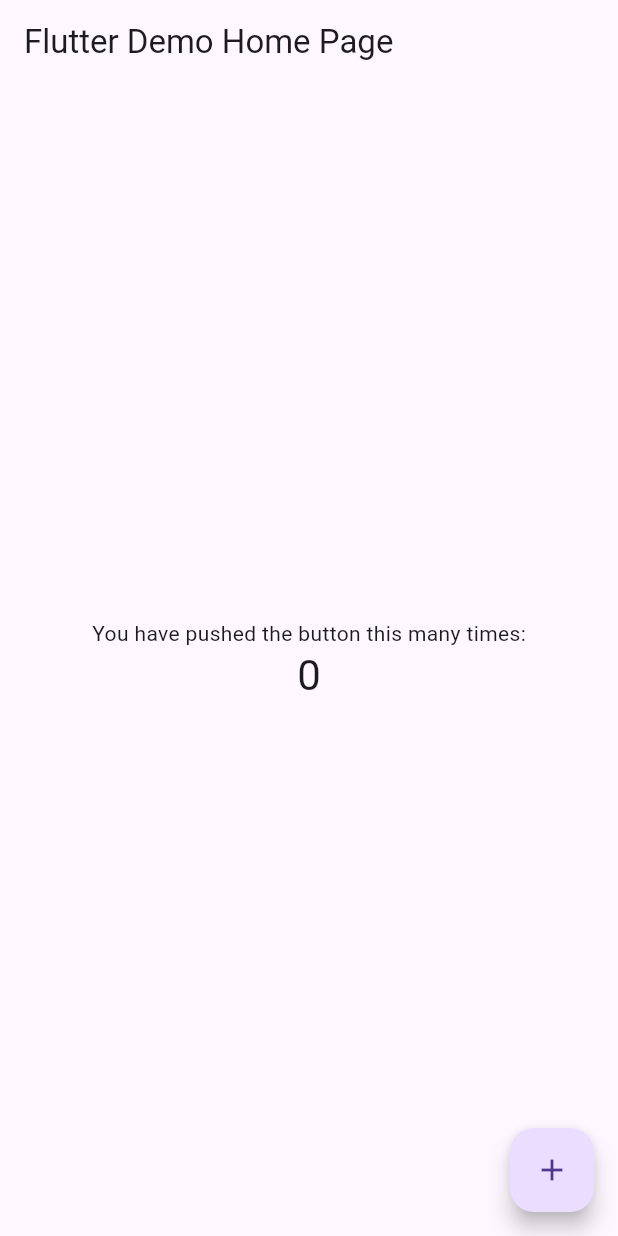
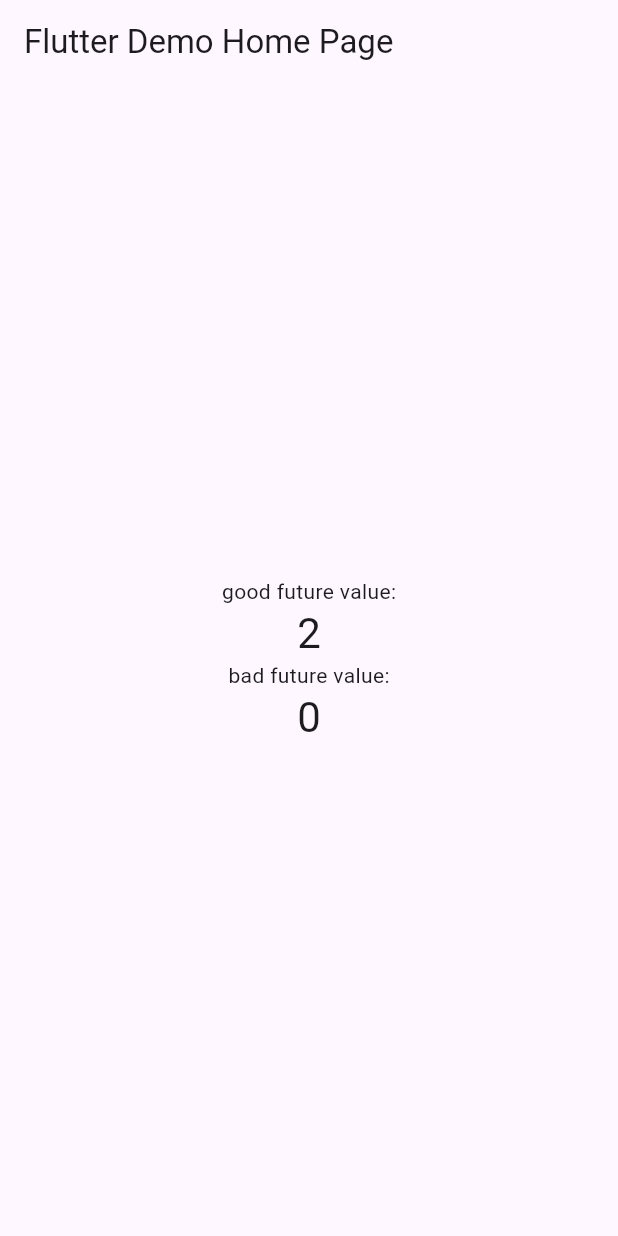
Before and after one commit to hirokibeta/flutter_playground, a Flutter app: the screen it shows after launch, on a phone screen of 412 x 824 dp. Run offline on Flutter 3.47's test engine with Material 3 defaults, Android fonts, the phone set to English and light mode, and no system bars; our stand-ins replace hooks_riverpod; missing offline and left inert: simple_logger.

Commit message:
test awaiting stream providers

```diff
--- a/lib/main.dart
+++ b/lib/main.dart
@@ -1,7 +1,13 @@
 import 'package:flutter/material.dart';
+import 'package:flutter_playground/stream_future.dart';
+import 'package:hooks_riverpod/hooks_riverpod.dart';
 
 void main() {
-  runApp(const MyApp());
+  runApp(
+    const ProviderScope(
+      child: MyApp(),
+    ),
+  );
 }
 
 class MyApp extends StatelessWidget {
@@ -13,15 +19,6 @@ class MyApp extends StatelessWidget {
     return MaterialApp(
       title: 'Flutter Demo',
       theme: ThemeData(
-        // This is the theme of your application.
-        //
-        // Try running your application with "flutter run". You'll see the
-        // application has a blue toolbar. Then, without quitting the app, try
-        // changing the primarySwatch below to Colors.green and then invoke
-        // "hot reload" (press "r" in the console where you ran "flutter run",
-        // or simply save your changes to "hot reload" in a Flutter IDE).
-        // Notice that the counter didn't reset back to zero; the application
-        // is not restarted.
         primarySwatch: Colors.blue,
       ),
       home: const MyHomePage(title: 'Flutter Demo Home Page'),
@@ -29,87 +26,43 @@ class MyApp extends StatelessWidget {
   }
 }
 
-class MyHomePage extends StatefulWidget {
+class MyHomePage extends HookConsumerWidget {
   const MyHomePage({super.key, required this.title});
-
-  // This widget is the home page of your application. It is stateful, meaning
-  // that it has a State object (defined below) that contains fields that affect
-  // how it looks.
-
-  // This class is the configuration for the state. It holds the values (in this
-  // case the title) provided by the parent (in this case the App widget) and
-  // used by the build method of the State. Fields in a Widget subclass are
-  // always marked "final".
 
   final String title;
 
   @override
-  State<MyHomePage> createState() => _MyHomePageState();
-}
+  Widget build(BuildContext context, WidgetRef ref) {
+    final goodFutureValue = ref.watch(goodFutureProvider).valueOrNull;
+    final badFutureValue = ref.watch(badFutureProvider).valueOrNull;
 
-class _MyHomePageState extends State<MyHomePage> {
-  int _counter = 0;
-
-  void _incrementCounter() {
-    setState(() {
-      // This call to setState tells the Flutter framework that something has
-      // changed in this State, which causes it to rerun the build method below
-      // so that the display can reflect the updated values. If we changed
-      // _counter without calling setState(), then the build method would not be
-      // called again, and so nothing would appear to happen.
-      _counter++;
-    });
-  }
-
-  @override
-  Widget build(BuildContext context) {
-    // This method is rerun every time setState is called, for instance as done
-    // by the _incrementCounter method above.
-    //
-    // The Flutter framework has been optimized to make rerunning build methods
-    // fast, so that you can just rebuild anything that needs updating rather
-    // than having to individually change instances of widgets.
     return Scaffold(
       appBar: AppBar(
         // Here we take the value from the MyHomePage object that was created by
         // the App.build method, and use it to set our appbar title.
-        title: Text(widget.title),
+        title: Text(title),
       ),
       body: Center(
-        // Center is a layout widget. It takes a single child and positions it
-        // in the middle of the parent.
         child: Column(
-          // Column is also a layout widget. It takes a list of children and
-          // arranges them vertically. By default, it sizes itself to fit its
-          // children horizontally, and tries to be as tall as its parent.
-          //
-          // Invoke "debug painting" (press "p" in the console, choose the
-          // "Toggle Debug Paint" action from the Flutter Inspector in Android
-          // Studio, or the "Toggle Debug Paint" command in Visual Studio Code)
-          // to see the wireframe for each widget.
-          //
-          // Column has various properties to control how it sizes itself and
-          // how it positions its children. Here we use mainAxisAlignment to
-          // center the children vertically; the main axis here is the vertical
-          // axis because Columns are vertical (the cross axis would be
-          // horizontal).
           mainAxisAlignment: MainAxisAlignment.center,
           children: <Widget>[
             const Text(
-              'You have pushed the button this many times:',
+              'good future value:',
             ),
             Text(
-              '$_counter',
-              style: Theme.of(context).textTheme.headline4,
+              '$goodFutureValue',
+              style: Theme.of(context).textTheme.headlineMedium,
+            ),
+            const Text(
+              'bad future value:',
+            ),
+            Text(
+              '$badFutureValue',
+              style: Theme.of(context).textTheme.headlineMedium,
             ),
           ],
         ),
       ),
-      floatingActionButton: FloatingActionButton(
-        onPressed: _incrementCounter,
-        tooltip: 'Increment',
-        child: const Icon(Icons.add),
-      ), // This trailing comma makes auto-formatting nicer for build methods.
     );
   }
 }
--- /dev/null
+++ b/lib/stream_future.dart
@@ -0,0 +1,51 @@
+import 'package:flutter_playground/logger.dart';
+import 'package:hooks_riverpod/hooks_riverpod.dart';
+
+final goodStreamProviderA = StreamProvider.autoDispose((ref) {
+  ref.onDispose(() {
+    logger.info('dispose goodStreamProviderA');
+  });
+  return Stream<int>.periodic(const Duration(seconds: 2), (count) => count);
+});
+
+final goodStreamProviderB = StreamProvider.autoDispose((ref) {
+  ref.onDispose(() {
+    logger.info('dispose goodStreamProviderB');
+  });
+  return Stream<int>.periodic(const Duration(seconds: 3), (count) => count);
+});
+
+final goodFutureProvider = FutureProvider.autoDispose((ref) async {
+  ref.onDispose(() {
+    logger.info('dispose goodFutureProvider');
+  });
+  final a = ref.watch(goodStreamProviderA).valueOrNull ?? 0;
+  final b = ref.watch(goodStreamProviderB).valueOrNull ?? 0;
+
+  return a * b;
+});
+
+final badStreamProviderA = StreamProvider.autoDispose((ref) {
+  ref.onDispose(() {
+    logger.info('dispose badStreamProviderA');
+  });
+  return Stream<int>.periodic(const Duration(seconds: 2), (count) => count);
+});
+
+final badStreamProviderB = StreamProvider.autoDispose((ref) {
+  ref.onDispose(() {
+    logger.info('dispose badStreamProviderB');
+  });
+  return Stream<int>.periodic(const Duration(seconds: 3), (count) => count);
+});
+
+final badFutureProvider = FutureProvider.autoDispose((ref) async {
+  ref.onDispose(() {
+    logger.info('dispose badFutureProvider');
+  });
+  // あのawait中にbはdisposeされている
+  final a = await ref.watch(badStreamProviderA.future);
+  final b = ref.watch(badStreamProviderB).valueOrNull ?? 0;
+
+  return a * b;
+});
--- a/pubspec.yaml
+++ b/pubspec.yaml
@@ -36,6 +36,8 @@ dependencies:
   # The following adds the Cupertino Icons font to your application.
   # Use with the CupertinoIcons class for iOS style icons.
   cupertino_icons: ^1.0.2
+  hooks_riverpod: ^2.1.1
+  simple_logger: ^1.9.0+1
 
 dev_dependencies:
   flutter_test:
```
Also changed, not shown: lib/logger.dart (added, +8 -0 lines), pubspec.lock, 1 other file.
